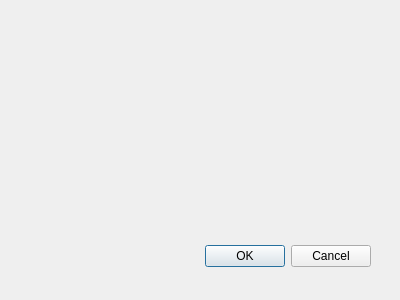
Above: calculate_height_dialog_base.ui from bojko108/q-calculate-heights before the change. Below: the same form after it.
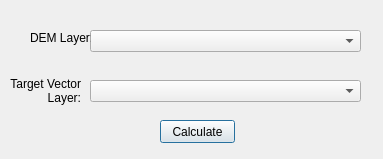
That is the form after the change.

```diff
--- a/calculate_height_dialog_base.ui
+++ b/calculate_height_dialog_base.ui
@@ -1,31 +1,86 @@
 <ui version="4.0" >
  <class>CalculateHeightDialogBase</class>
- <widget class="QDialog" name="CalculateHeightDialogBase" >
-  <property name="geometry" >
+ <widget class="QDialog" name="CalculateHeightDialogBase">
+  <property name="geometry">
    <rect>
     <x>0</x>
     <y>0</y>
-    <width>400</width>
-    <height>300</height>
+    <width>383</width>
+    <height>159</height>
    </rect>
   </property>
   <property name="windowTitle" >
    <string>Calculate height</string>
   </property>
-  <widget class="QDialogButtonBox" name="button_box" >
-   <property name="geometry" >
+  <widget class="QComboBox" name="cbDEMLayers">
+   <property name="geometry">
+    <rect>
+     <x>90</x>
+     <y>30</y>
+     <width>271</width>
+     <height>22</height>
+    </rect>
+   </property>
+  </widget>
+  <widget class="QLabel" name="label">
+   <property name="geometry">
     <rect>
      <x>30</x>
-     <y>240</y>
-     <width>341</width>
-     <height>32</height>
+     <y>30</y>
+     <width>61</width>
+     <height>16</height>
     </rect>
    </property>
-   <property name="orientation" >
-    <enum>Qt::Horizontal</enum>
+   <property name="text">
+    <string>DEM Layer:</string>
    </property>
-   <property name="standardButtons" >
-    <set>QDialogButtonBox::Cancel|QDialogButtonBox::Ok</set>
+  </widget>
+  <widget class="QComboBox" name="cbVectorLayers">
+   <property name="geometry">
+    <rect>
+     <x>90</x>
+     <y>80</y>
+     <width>271</width>
+     <height>22</height>
+    </rect>
+   </property>
+  </widget>
+  <widget class="QLabel" name="label_2">
+   <property name="geometry">
+    <rect>
+     <x>10</x>
+     <y>70</y>
+     <width>71</width>
+     <height>41</height>
+    </rect>
+   </property>
+   <property name="text">
+    <string>Target Vector Layer:</string>
+   </property>
+   <property name="alignment">
+    <set>Qt::AlignRight|Qt::AlignTrailing|Qt::AlignVCenter</set>
+   </property>
+   <property name="wordWrap">
+    <bool>true</bool>
+   </property>
+  </widget>
+  <widget class="QPushButton" name="buttonCalculate">
+   <property name="geometry">
+    <rect>
+     <x>160</x>
+     <y>120</y>
+     <width>75</width>
+     <height>23</height>
+    </rect>
+   </property>
+   <property name="text">
+    <string>Calculate</string>
+   </property>
+   <property name="default">
+    <bool>false</bool>
+   </property>
+   <property name="flat">
+    <bool>false</bool>
    </property>
   </widget>
  </widget>
```
Left out of the diff: 40 changed lines with no effect on the pictures.
